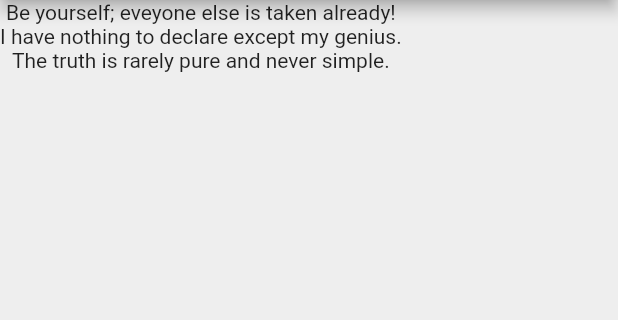
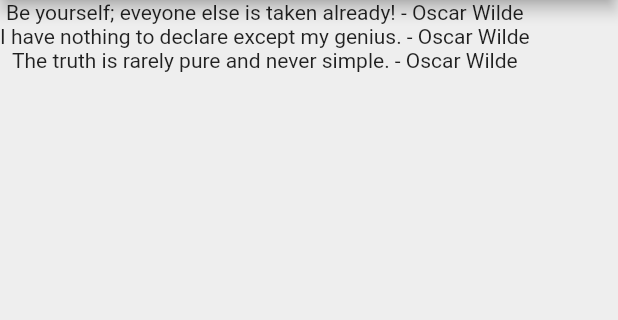
Before and after one commit to ABSphreak/quotes_app, a Flutter app: the screen it shows after launch, on a phone screen of 412 x 824 dp, the part 84-404 px from its top. Run offline on Flutter 3.47's test engine with Material 2 defaults, Android fonts, the phone set to English and light mode, and no system bars.

Commit message:
Adding Quote Class

```diff
--- a/lib/main.dart
+++ b/lib/main.dart
@@ -1,4 +1,5 @@
 import 'package:flutter/material.dart';
+import './quote.dart';
 
 void main() => runApp(MaterialApp(
   home: QuoteList(),
@@ -11,10 +12,10 @@ class QuoteList extends StatefulWidget {
 
 class _QuoteListState extends State<QuoteList> {
 
-  List<String> quotes = [
-    'Be yourself; eveyone else is taken already!',
-    'I have nothing to declare except my genius.',
-    'The truth is rarely pure and never simple.'
+  List<Quote> quotes = [
+    Quote(author: 'Oscar Wilde', text: 'Be yourself; eveyone else is taken already!'),
+  Quote(author: 'Oscar Wilde', text: 'I have nothing to declare except my genius.'),
+  Quote(author: 'Oscar Wilde', text: 'The truth is rarely pure and never simple.'),
   ];
 
   @override
@@ -27,7 +28,7 @@ class _QuoteListState extends State<QuoteList> {
         backgroundColor: Colors.redAccent,
       ),
       body: Column(
-        children: quotes.map((quote) => Text(quote)).toList(),
+        children: quotes.map((quote) => Text('${quote.text} - ${quote.author}')).toList(),
       )
     );
   }
--- /dev/null
+++ b/lib/quote.dart
@@ -0,0 +1,13 @@
+class Quote {
+
+  String text;
+  String author;
+
+  //Using named parameters for setting values in constructor
+  //  Quote({String text, String author}){
+  //    this.text = text;
+  //    this.author = author;
+  //  }
+  Quote({this.text, this.author});
+
+}
```
